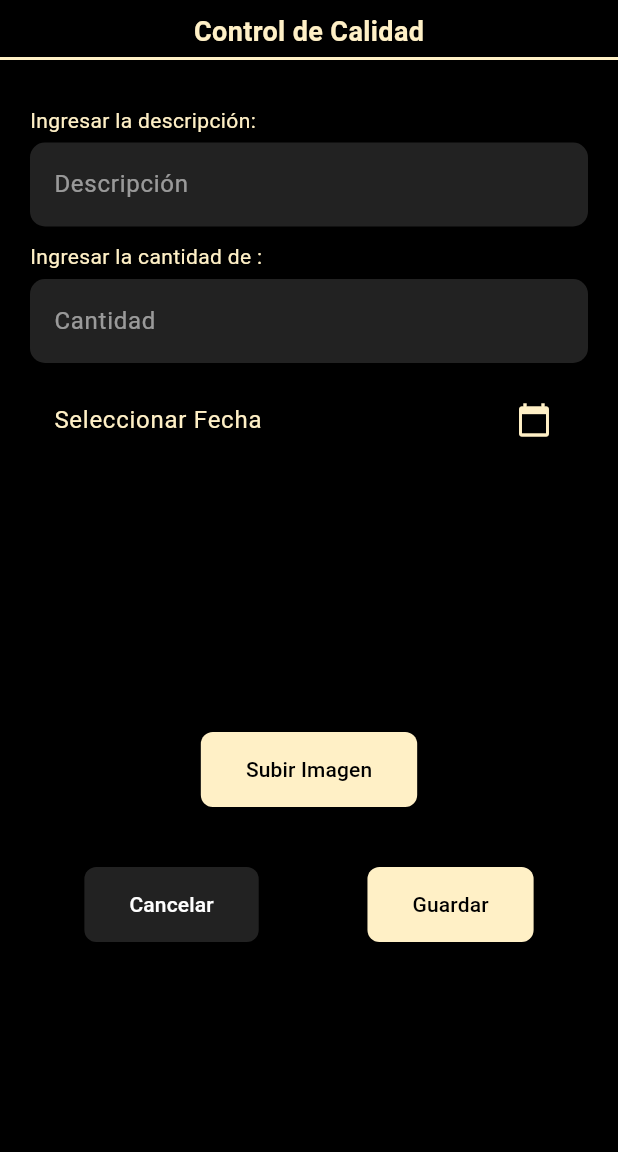
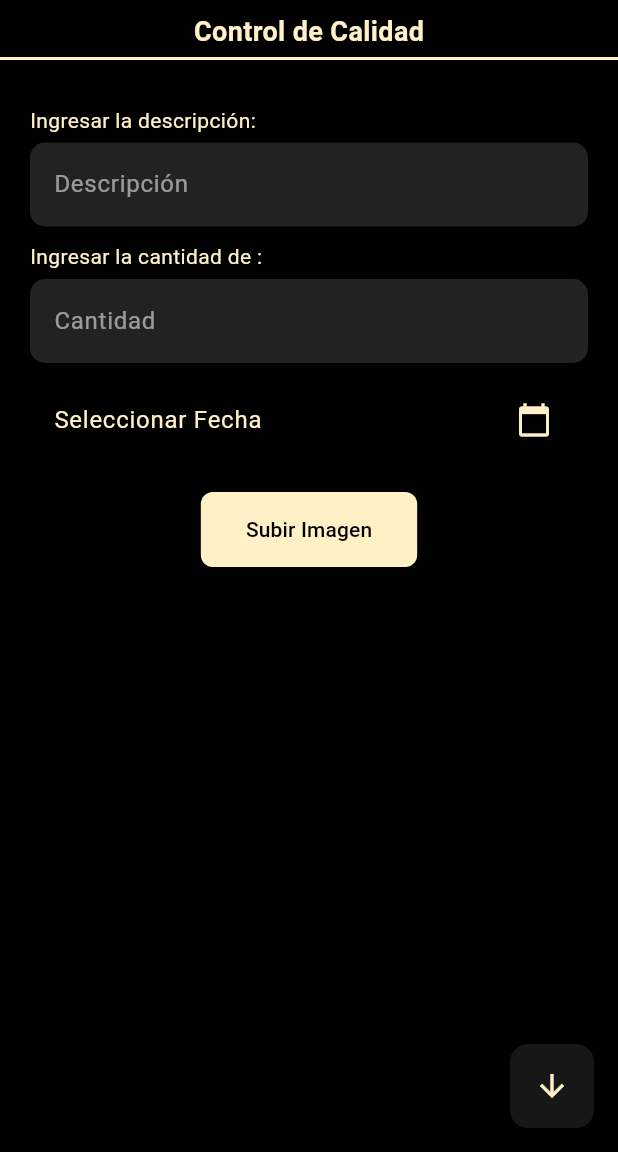
Before and after one commit to KevinMatta/app_sigesproc, a Flutter app: the ControlCalidadScreen screen opened directly with empty values, on a phone screen of 412 x 824 dp, the part 84-1236 px from its top. Run offline on Flutter 3.47's test engine with Material 3 defaults, Android fonts, the phone set to English and light mode, and no system bars; drawn by our look-alikes of flutter_speed_dial; our stand-ins replace carousel_slider, file_picker, flutter_keyboard_visibility, flutter_map, flutter_spinkit, flutter_typeahead and 3 more; accounts and stored records are empty.

Commit message:
feat(boton speedDial)

```diff
--- a/sigesproc_app/lib/screens/proyectos/controlcalidad.dart
+++ b/sigesproc_app/lib/screens/proyectos/controlcalidad.dart
@@ -9,6 +9,7 @@ import '../menu.dart';
 import 'dart:io';
 import 'package:carousel_slider/carousel_slider.dart';
 import 'package:file_picker/file_picker.dart';
+import 'package:flutter_speed_dial/flutter_speed_dial.dart';
 
 class ControlCalidadScreen extends StatefulWidget {
   final int acetId;
@@ -301,12 +302,6 @@ class _ControlCalidadScreenState extends State<ControlCalidadScreen> {
                         ),
                       ),
                     SizedBox(height: 20),
-                    ],
-                  ),
-                ),
-              ),
-            ),
-            SizedBox(height: 20),
                     Row(
                       mainAxisAlignment: MainAxisAlignment.spaceAround,
                       children: [
@@ -381,36 +376,66 @@ class _ControlCalidadScreenState extends State<ControlCalidadScreen> {
                           );
                         }).toList(),
                       ),
-
                     SizedBox(height: 20),
-            Row(
-              mainAxisAlignment: MainAxisAlignment.spaceAround,
-              children: [
-                ElevatedButton(
-                  style: ElevatedButton.styleFrom(
-                    backgroundColor: Color(0xFF222222),
-                    padding: EdgeInsets.symmetric(horizontal: 30, vertical: 15),
-                    shape: RoundedRectangleBorder(
-                      borderRadius: BorderRadius.circular(8),
+                  ],
                 ),
               ),
-                  onPressed: () {
+            ),
+          ),
+          SizedBox(height: 20),
+        ],
+      ),
+    ),
+    floatingActionButtonLocation: FloatingActionButtonLocation.endFloat,  // Ubicación del SpeedDial en la parte inferior derecha
+    floatingActionButton: SpeedDial(
+      icon: Icons.arrow_downward,  // Icono inicial cuando está cerrado
+      activeIcon: Icons.close,  // Icono cuando está abierto
+      backgroundColor: Color(0xFF171717),  // Color de fondo del botón principal
+      foregroundColor: Color(0xFFFFF0C6),  // Color del icono principal
+      buttonSize: Size(56.0, 56.0),  // Tamaño del botón principal
+      shape: RoundedRectangleBorder(
+        borderRadius: BorderRadius.circular(12.0),  // Bordes redondeados para el botón principal
+      ),
+      childrenButtonSize: Size(56.0, 56.0),  // Tamaño de los botones secundarios
+      spaceBetweenChildren: 10.0,  // Espacio entre los botones secundarios
+      overlayColor: Colors.transparent,  // Color de la superposición cuando se abre el menú
+      children: [
+        SpeedDialChild(
+          child: Icon(Icons.close),
+          backgroundColor: Color(0xFFFFF0C6),
+          foregroundColor: Color(0xFF171717),
+          shape: RoundedRectangleBorder(
+            borderRadius: BorderRadius.circular(12.0),
+          ),
+          labelBackgroundColor: Color(0xFFFFF0C6),
+          labelStyle: TextStyle(color: Color(0xFF171717)),
+          onTap: () {
             Navigator.pop(context);
           },
-                  child: Text(
-                    'Cancelar',
-                    style: TextStyle(color: Colors.white),
         ),
+        SpeedDialChild(
+          child: Icon(Icons.arrow_back),  // Botón sin acción definida aún
+          backgroundColor: Color(0xFFFFF0C6),
+          foregroundColor: Color(0xFF171717),
+          shape: RoundedRectangleBorder(
+            borderRadius: BorderRadius.circular(12.0),
           ),
-                ElevatedButton(
-                  style: ElevatedButton.styleFrom(
+          labelBackgroundColor: Color(0xFFFFF0C6),
+          labelStyle: TextStyle(color: Color(0xFF171717)),
+          onTap: () {
+            // Acción sin definir
+          },
+        ),
+         SpeedDialChild(
+          child: Icon(Icons.add),
           backgroundColor: Color(0xFFFFF0C6),
-                    padding: EdgeInsets.symmetric(horizontal: 30, vertical: 15),
+          foregroundColor: Color(0xFF171717),
           shape: RoundedRectangleBorder(
-                      borderRadius: BorderRadius.circular(8),
+            borderRadius: BorderRadius.circular(12.0),
           ),
-                  ),
-                  onPressed: () async {
+          labelBackgroundColor: Color(0xFFFFF0C6),
+          labelStyle: TextStyle(color: Color(0xFF171717)),
+          onTap: () async {
             if (_formKey.currentState!.validate()) {
               if (selectedDate == null) {
                 setState(() {
@@ -422,16 +447,14 @@ class _ControlCalidadScreenState extends State<ControlCalidadScreen> {
               final controlDeCalidadesViewModel = ControlDeCalidadesPorActividadesViewModel(
                 cocaDescripcion: descripcionController.text,
                 cocaFecha: selectedDate!,
-                        usuaCreacion: 3, // Usuario predeterminado
+                usuaCreacion: 3,  // Usuario predeterminado
                 cocaCantidadtrabajada: double.tryParse(cantidadController.text) ?? 0.0,
                 acetId: widget.acetId,
               );
 
               try {
-                        // Procesa el control de calidad y las imágenes
                 await procesarControlCalidadYSubirImagenes(controlDeCalidadesViewModel, _uploadedImages);
               } catch (e) {
-                        // Manejo del error y mostrar mensaje de error
                 ScaffoldMessenger.of(context).showSnackBar(
                   SnackBar(
                     content: Text("Error: $e"),
@@ -441,21 +464,10 @@ class _ControlCalidadScreenState extends State<ControlCalidadScreen> {
               }
             }
           },
-                  child: Text(
-                    'Guardar',
-                    style: TextStyle(color: Colors.black),
-                  ),
         ),
       ],
     ),
-            SizedBox(height: 20),
-            Container(
-              height: 100,
-              color: Colors.black,  // Fondo negro
-            ),
-          ],
-        ),
-      ),
   );
 }
+
 }
```
Also changed, not shown: sigesproc_app/lib/screens/proyectos/actividad.dart (+38 -16 lines), sigesproc_app/lib/screens/proyectos/etapaslineatiempo.dart (+37 -21 lines). Lines whose indentation alone changed are shown as unchanged.
